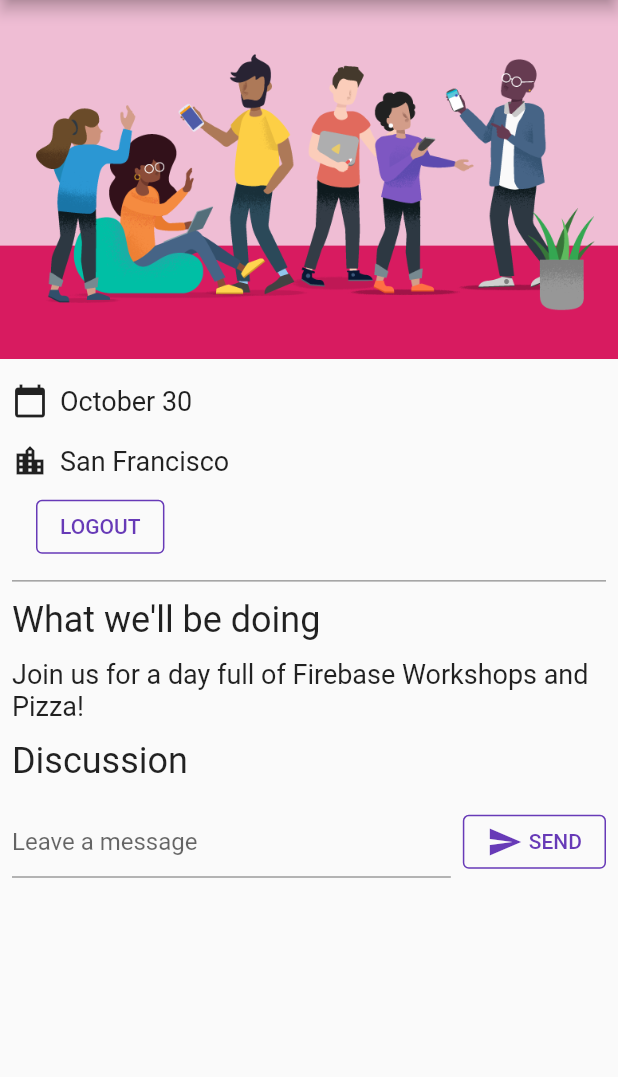
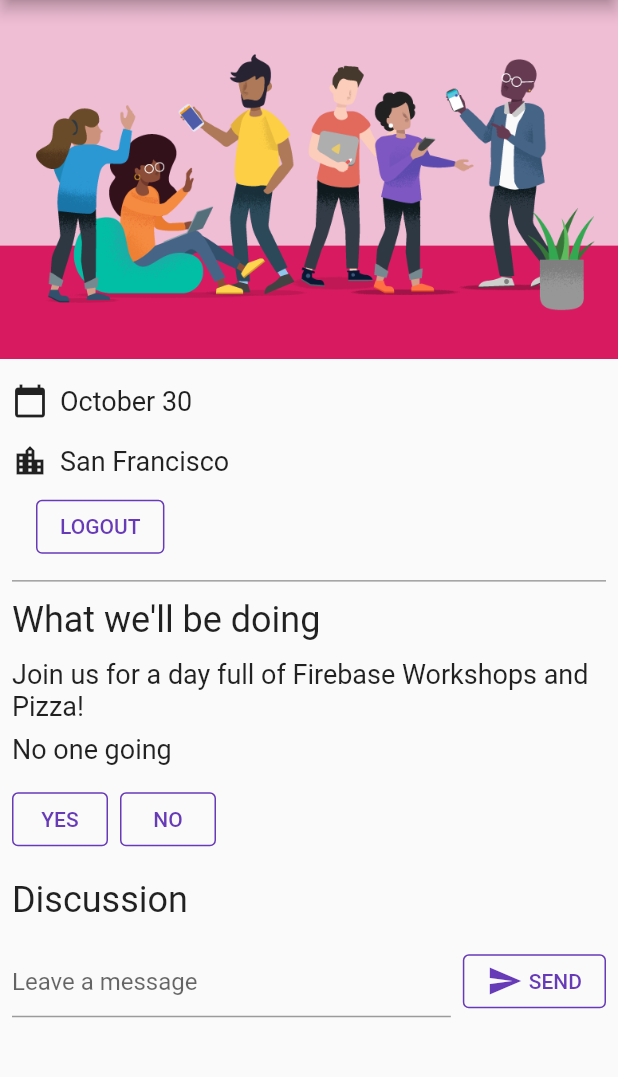
Before and after one commit to sh0e1/firebase_get_to_know_flutter, a Flutter app: the screen it shows once a user with an empty profile is signed in, on a phone screen of 412 x 824 dp, the part 84-1161 px from its top. Run offline on Flutter 3.47's test engine with Material 2 defaults, Android fonts, the phone set to English and light mode, and no system bars; our stand-ins replace cloud_firestore, firebase_auth, firebase_core, google_fonts; accounts and stored records are empty.

Commit message:
:+1: Update: step 9

```diff
--- a/lib/main.dart
+++ b/lib/main.dart
@@ -79,7 +79,17 @@ class HomePage extends StatelessWidget {
             builder: (context, appState, _) => Column(
               crossAxisAlignment: CrossAxisAlignment.start,
               children: [
+                if (appState.attendees >= 2)
+                  Paragraph('${appState.attendees} people going')
+                else if (appState.attendees == 1)
+                  Paragraph('1 person going')
+                else
+                  Paragraph('No one going'),
                 if (appState.loginState == ApplicationLoginState.loggedIn) ...[
+                  YesNoSelection(
+                    state: appState.attending,
+                    onSelection: (attending) => appState.attending = attending,
+                  ),
                   Header('Discussion'),
                   GuestBook(
                     addMessage: (String message) =>
@@ -104,6 +114,15 @@ class ApplicationState extends ChangeNotifier {
   Future<void> init() async {
     await Firebase.initializeApp();
 
+    FirebaseFirestore.instance
+        .collection('attendees')
+        .where('attending', isEqualTo: true)
+        .snapshots()
+        .listen((snapshot) {
+      _attendees = snapshot.docs.length;
+      notifyListeners();
+    });
+
     FirebaseAuth.instance.userChanges().listen((user) {
       if (user != null) {
         _loginState = ApplicationLoginState.loggedIn;
@@ -120,10 +139,26 @@ class ApplicationState extends ChangeNotifier {
           });
           notifyListeners();
         });
+        _attendingSubscription = FirebaseFirestore.instance
+            .collection('attendees')
+            .doc(user.uid)
+            .snapshots()
+            .listen((snapshot) {
+          if (snapshot.data() != null) {
+            if (snapshot.data()['attending']) {
+              _attending = Attending.yes;
+            } else {
+              _attending = Attending.no;
+            }
+          } else {
+            _attending = Attending.unknown;
+          }
+        });
       } else {
         _loginState = ApplicationLoginState.loggedOut;
         _guestBookMessages = [];
         _guestBookSubscription?.cancel();
+        _attendingSubscription?.cancel();
       }
       notifyListeners();
     });
@@ -138,6 +173,23 @@ class ApplicationState extends ChangeNotifier {
   StreamSubscription<QuerySnapshot> _guestBookSubscription;
   List<GuestBookMessage> _guestBookMessages = [];
   List<GuestBookMessage> get guestBookMessages => _guestBookMessages;
+
+  int _attendees = 0;
+  int get attendees => _attendees;
+
+  Attending _attending = Attending.unknown;
+  StreamSubscription<DocumentSnapshot> _attendingSubscription;
+  Attending get attending => _attending;
+  set attending(Attending attending) {
+    final userDoc = FirebaseFirestore.instance
+        .collection('attendees')
+        .doc(FirebaseAuth.instance.currentUser.uid);
+    if (attending == Attending.yes) {
+      userDoc.set({'attending': true});
+    } else {
+      userDoc.set({'attending': false});
+    }
+  }
 
   void startLoginFlow() {
     _loginState = ApplicationLoginState.emailAddress;
@@ -216,6 +268,8 @@ class GuestBookMessage {
   final String message;
 }
 
+enum Attending { yes, no, unknown }
+
 class GuestBook extends StatefulWidget {
   GuestBook({@required this.addMessage, @required this.messages});
   final Future<void> Function(String message) addMessage;
@@ -281,3 +335,68 @@ class _GuestBookState extends State<GuestBook> {
     );
   }
 }
+
+class YesNoSelection extends StatelessWidget {
+  const YesNoSelection({@required this.state, @required this.onSelection});
+  final Attending state;
+  final void Function(Attending selection) onSelection;
+
+  @override
+  Widget build(BuildContext context) {
+    switch (state) {
+      case Attending.yes:
+        return Padding(
+          padding: EdgeInsets.all(8.0),
+          child: Row(
+            children: [
+              ElevatedButton(
+                style: ElevatedButton.styleFrom(elevation: 0),
+                child: Text('YES'),
+                onPressed: () => onSelection(Attending.yes),
+              ),
+              SizedBox(width: 8),
+              TextButton(
+                child: Text('NO'),
+                onPressed: () => onSelection(Attending.no),
+              ),
+            ],
+          ),
+        );
+      case Attending.no:
+        return Padding(
+          padding: EdgeInsets.all(8.0),
+          child: Row(
+            children: [
+              TextButton(
+                child: Text('YES'),
+                onPressed: () => onSelection(Attending.yes),
+              ),
+              SizedBox(width: 8),
+              ElevatedButton(
+                style: ElevatedButton.styleFrom(elevation: 0),
+                child: Text('NO'),
+                onPressed: () => onSelection(Attending.no),
+              ),
+            ],
+          ),
+        );
+      default:
+        return Padding(
+          padding: EdgeInsets.all(8.0),
+          child: Row(
+            children: [
+              StyledButton(
+                child: Text('YES'),
+                onPressed: () => onSelection(Attending.yes),
+              ),
+              SizedBox(width: 8),
+              StyledButton(
+                child: Text('NO'),
+                onPressed: () => onSelection(Attending.no),
+              ),
+            ],
+          ),
+        );
+    }
+  }
+}
```
